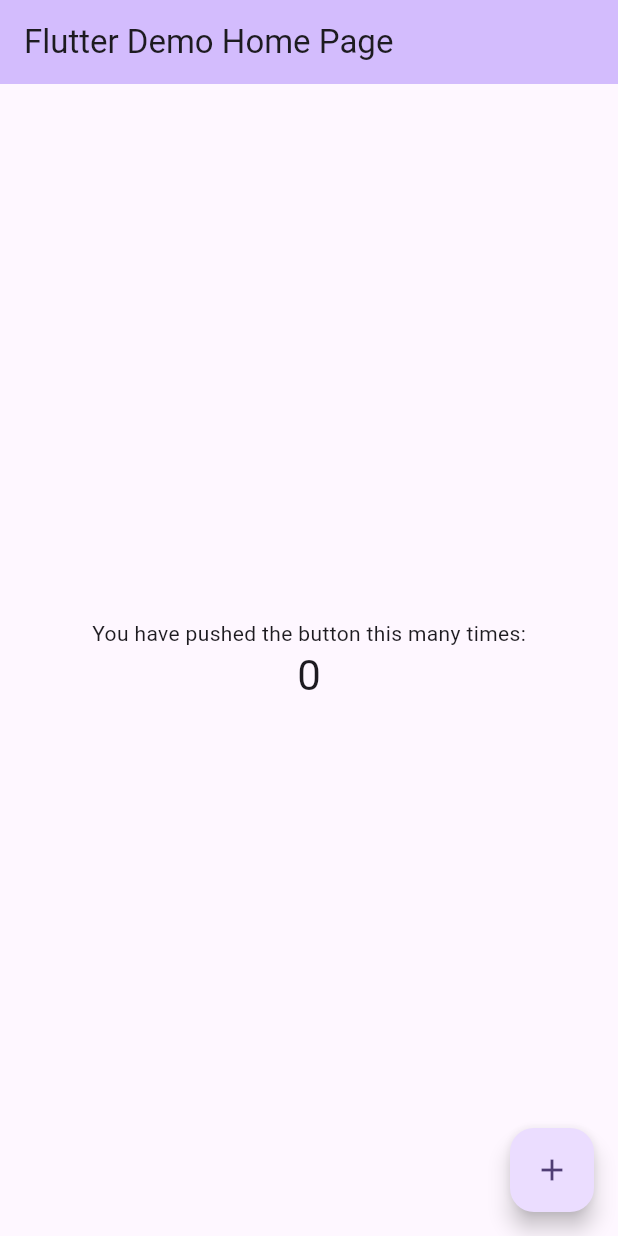
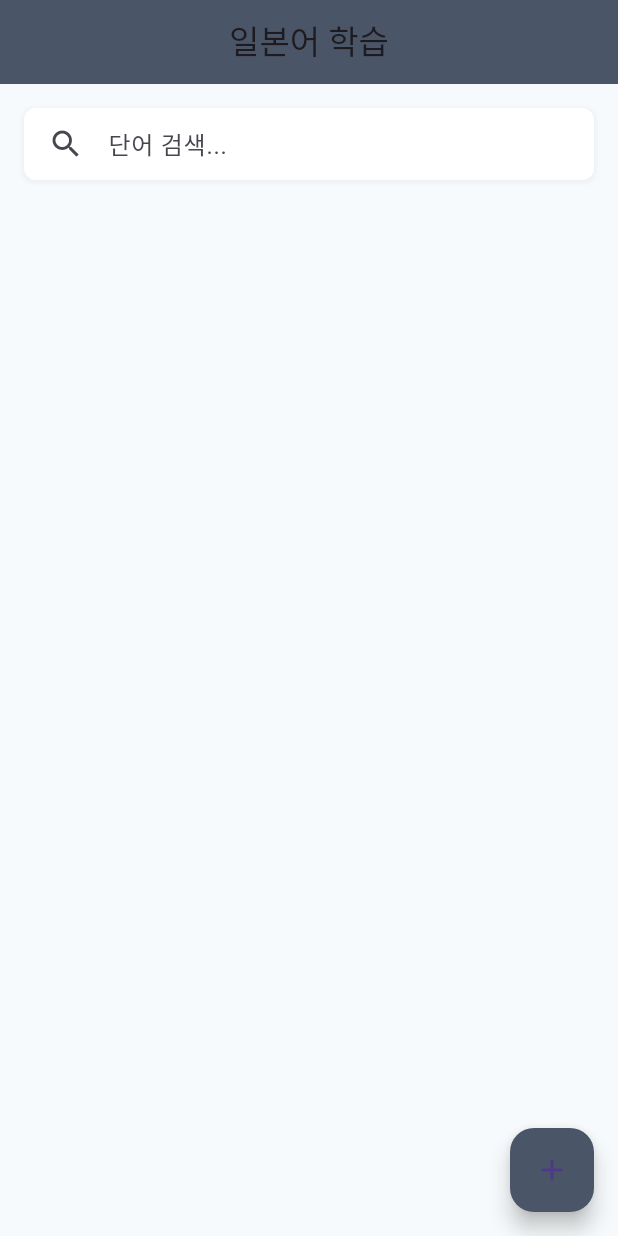
Before and after one commit to yoosukkim-create/Japanese, a Flutter app: the screen it shows after launch, on a phone screen of 412 x 824 dp. Run offline on Flutter 3.47's test engine with Material 3 defaults, Android fonts, the phone set to English and light mode, and no system bars.

Commit message:
feat: apply MVVM pattern

```diff
--- a/lib/main.dart
+++ b/lib/main.dart
@@ -1,122 +1,21 @@
 import 'package:flutter/material.dart';
+import 'theme/app_theme.dart';
+import 'views/screens/home_screen.dart';
 
 void main() {
   runApp(const MyApp());
 }
 
 class MyApp extends StatelessWidget {
-  const MyApp({super.key});
+  const MyApp({Key? key}) : super(key: key);
 
-  // This widget is the root of your application.
   @override
   Widget build(BuildContext context) {
     return MaterialApp(
-      title: 'Flutter Demo',
-      theme: ThemeData(
-        // This is the theme of your application.
-        //
-        // TRY THIS: Try running your application with "flutter run". You'll see
-        // the application has a purple toolbar. Then, without quitting the app,
-        // try changing the seedColor in the colorScheme below to Colors.green
-        // and then invoke "hot reload" (save your changes or press the "hot
-        // reload" button in a Flutter-supported IDE, or press "r" if you used
-        // the command line to start the app).
-        //
-        // Notice that the counter didn't reset back to zero; the application
-        // state is not lost during the reload. To reset the state, use hot
-        // restart instead.
-        //
-        // This works for code too, not just values: Most code changes can be
-        // tested with just a hot reload.
-        colorScheme: ColorScheme.fromSeed(seedColor: Colors.deepPurple),
-      ),
-      home: const MyHomePage(title: 'Flutter Demo Home Page'),
+      title: '일본어 학습',
+      theme: AppTheme.lightTheme,
+      home: const HomeScreen(),
+      debugShowCheckedModeBanner: false,
     );
   }
 }
-
-class MyHomePage extends StatefulWidget {
-  const MyHomePage({super.key, required this.title});
-
-  // This widget is the home page of your application. It is stateful, meaning
-  // that it has a State object (defined below) that contains fields that affect
-  // how it looks.
-
-  // This class is the configuration for the state. It holds the values (in this
-  // case the title) provided by the parent (in this case the App widget) and
-  // used by the build method of the State. Fields in a Widget subclass are
-  // always marked "final".
-
-  final String title;
-
-  @override
-  State<MyHomePage> createState() => _MyHomePageState();
-}
-
-class _MyHomePageState extends State<MyHomePage> {
-  int _counter = 0;
-
-  void _incrementCounter() {
-    setState(() {
-      // This call to setState tells the Flutter framework that something has
-      // changed in this State, which causes it to rerun the build method below
-      // so that the display can reflect the updated values. If we changed
-      // _counter without calling setState(), then the build method would not be
-      // called again, and so nothing would appear to happen.
-      _counter++;
-    });
-  }
-
-  @override
-  Widget build(BuildContext context) {
-    // This method is rerun every time setState is called, for instance as done
-    // by the _incrementCounter method above.
-    //
-    // The Flutter framework has been optimized to make rerunning build methods
-    // fast, so that you can just rebuild anything that needs updating rather
-    // than having to individually change instances of widgets.
-    return Scaffold(
-      appBar: AppBar(
-        // TRY THIS: Try changing the color here to a specific color (to
-        // Colors.amber, perhaps?) and trigger a hot reload to see the AppBar
-        // change color while the other colors stay the same.
-        backgroundColor: Theme.of(context).colorScheme.inversePrimary,
-        // Here we take the value from the MyHomePage object that was created by
-        // the App.build method, and use it to set our appbar title.
-        title: Text(widget.title),
-      ),
-      body: Center(
-        // Center is a layout widget. It takes a single child and positions it
-        // in the middle of the parent.
-        child: Column(
-          // Column is also a layout widget. It takes a list of children and
-          // arranges them vertically. By default, it sizes itself to fit its
-          // children horizontally, and tries to be as tall as its parent.
-          //
-          // Column has various properties to control how it sizes itself and
-          // how it positions its children. Here we use mainAxisAlignment to
-          // center the children vertically; the main axis here is the vertical
-          // axis because Columns are vertical (the cross axis would be
-          // horizontal).
-          //
-          // TRY THIS: Invoke "debug painting" (choose the "Toggle Debug Paint"
-          // action in the IDE, or press "p" in the console), to see the
-          // wireframe for each widget.
-          mainAxisAlignment: MainAxisAlignment.center,
-          children: <Widget>[
-            const Text('You have pushed the button this many times:'),
-            Text(
-              '$_counter',
-              style: Theme.of(context).textTheme.headlineMedium,
-            ),
-          ],
-        ),
-      ),
-      floatingActionButton: FloatingActionButton(
-        onPressed: _incrementCounter,
-        tooltip: 'Increment',
-        child: const Icon(Icons.add),
-      ), // This trailing comma makes auto-formatting nicer for build methods.
-    );
-  }
-}
--- /dev/null
+++ b/lib/models/vocabulary_item.dart
@@ -0,0 +1,11 @@
+class VocabularyItem {
+  final String japanese;
+  final String reading;
+  final String meaning;
+
+  VocabularyItem({
+    required this.japanese,
+    required this.reading,
+    required this.meaning,
+  });
+}
--- /dev/null
+++ b/lib/theme/app_theme.dart
@@ -0,0 +1,34 @@
+import 'package:flutter/material.dart';
+
+class AppTheme {
+  // 메인 색상: 차분한 네이비 블루
+  static const Color primaryColor = Color(0xFF4A5568);
+  // 보조 색상: 부드러운 그레이
+  static const Color secondaryColor = Color(0xFFA0AEC0);
+  // 배경 색상: 밝은 오프화이트
+  static const Color backgroundColor = Color(0xFFF7FAFC);
+  // 텍스트 색상: 진한 그레이
+  static const Color textColor = Color(0xFF2D3748);
+
+  static ThemeData get lightTheme {
+    return ThemeData(
+      primaryColor: primaryColor,
+      scaffoldBackgroundColor: backgroundColor,
+      appBarTheme: const AppBarTheme(
+        backgroundColor: primaryColor,
+        elevation: 0,
+      ),
+      textTheme: const TextTheme(
+        headlineLarge: TextStyle(
+          color: textColor,
+          fontSize: 24,
+          fontWeight: FontWeight.bold,
+        ),
+        bodyLarge: TextStyle(
+          color: textColor,
+          fontSize: 16,
+        ),
+      ),
+    );
+  }
+}
--- /dev/null
+++ b/lib/viewmodels/home_viewmodel.dart
@@ -0,0 +1,17 @@
+import 'package:flutter/foundation.dart';
+import '../models/vocabulary_item.dart';
+
+class HomeViewModel extends ChangeNotifier {
+  List<VocabularyItem> _vocabularyItems = [];
+
+  List<VocabularyItem> get vocabularyItems => _vocabularyItems;
+
+  // 나중에 구현할 메서드들
+  void addVocabulary() {
+    // 구현 예정
+  }
+
+  void removeVocabulary(int index) {
+    // 구현 예정
+  }
+}
--- /dev/null
+++ b/lib/views/screens/home_screen.dart
@@ -0,0 +1,61 @@
+import 'package:flutter/material.dart';
+import '../../theme/app_theme.dart';
+
+class HomeScreen extends StatelessWidget {
+  const HomeScreen({Key? key}) : super(key: key);
+
+  @override
+  Widget build(BuildContext context) {
+    return Scaffold(
+      appBar: AppBar(
+        title: const Text('일본어 학습'),
+        centerTitle: true,
+      ),
+      body: Container(
+        padding: const EdgeInsets.all(16.0),
+        child: Column(
+          children: [
+            // 검색 바
+            Container(
+              padding: const EdgeInsets.symmetric(horizontal: 16.0),
+              decoration: BoxDecoration(
+                color: Colors.white,
+                borderRadius: BorderRadius.circular(8.0),
+                boxShadow: [
+                  BoxShadow(
+                    color: Colors.grey.withOpacity(0.1),
+                    spreadRadius: 1,
+                    blurRadius: 2,
+                    offset: const Offset(0, 1),
+                  ),
+                ],
+              ),
+              child: const TextField(
+                decoration: InputDecoration(
+                  hintText: '단어 검색...',
+                  border: InputBorder.none,
+                  icon: Icon(Icons.search),
+                ),
+              ),
+            ),
+            const SizedBox(height: 20),
+            // 단어 목록 (나중에 구현)
+            Expanded(
+              child: ListView.builder(
+                itemCount: 0,
+                itemBuilder: (context, index) {
+                  return const SizedBox.shrink();
+                },
+              ),
+            ),
+          ],
+        ),
+      ),
+      floatingActionButton: FloatingActionButton(
+        onPressed: () {},
+        backgroundColor: AppTheme.primaryColor,
+        child: const Icon(Icons.add),
+      ),
+    );
+  }
+}
```
